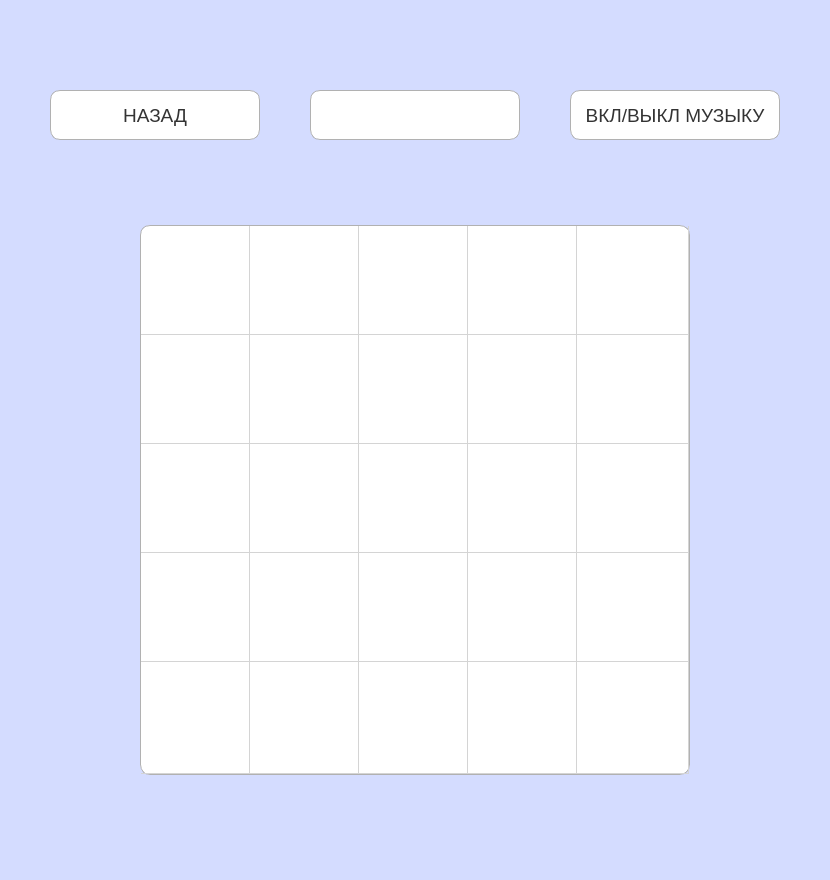
Above: secwindow5x5.ui from nikulb855/fillwords before the change. Below: the same form after it.
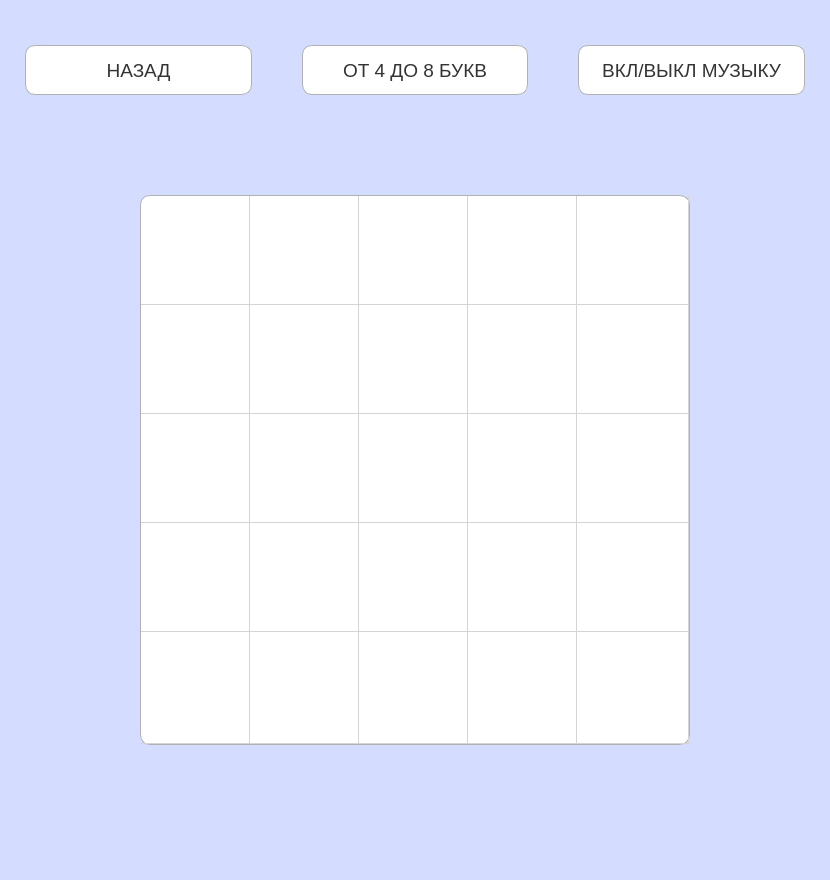
That is the form after the change.

```diff
--- a/secwindow5x5.ui
+++ b/secwindow5x5.ui
@@ -125,13 +125,13 @@
      <enum>QLayout::SetDefaultConstraint</enum>
     </property>
     <property name="leftMargin">
-     <number>50</number>
+     <number>25</number>
     </property>
     <property name="topMargin">
-     <number>90</number>
+     <number>45</number>
     </property>
     <property name="rightMargin">
-     <number>50</number>
+     <number>25</number>
     </property>
     <property name="bottomMargin">
      <number>687</number>
@@ -234,6 +234,11 @@
         <height>14</height>
        </size>
       </property>
+      <property name="font">
+       <font>
+        <pointsize>14</pointsize>
+       </font>
+      </property>
       <property name="tabletTracking">
        <bool>true</bool>
       </property>
@@ -247,7 +252,7 @@
        <bool>false</bool>
       </property>
       <property name="text">
-       <string/>
+       <string>ОТ 4 ДО 8 БУКВ</string>
       </property>
       <property name="alignment">
        <set>Qt::AlignCenter</set>
```
